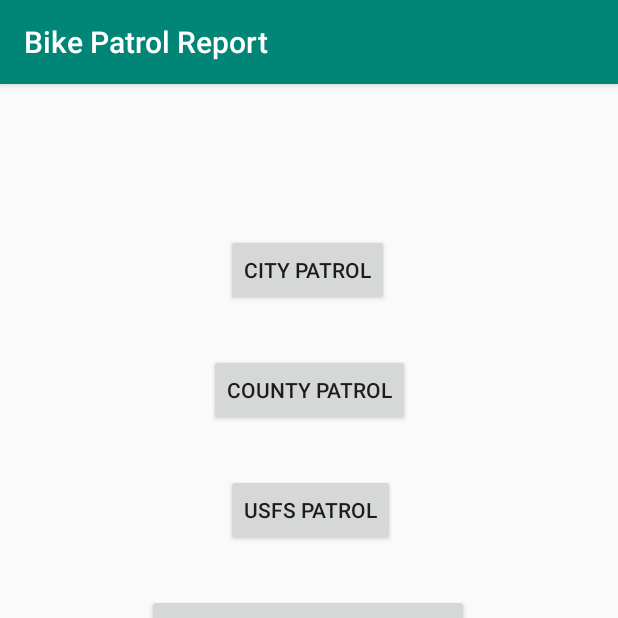
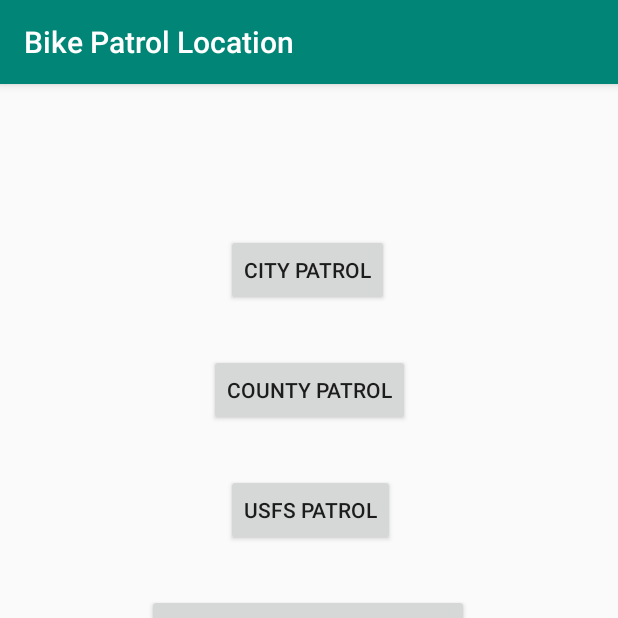
Before and after one commit to pauldshep/BikePatrolReport, an Android app: the PatrolLocationActivity screen opened directly, with no data from a screen before it, on a phone screen of 412 x 824 dp, the top half of it. Run offline under Robolectric (Android 15) with nearby library versions, the phone set to English and light mode, and no system bars.

Commit message:
Added PatrolLocationActivity

```diff
--- a/app/src/main/AndroidManifest.xml
+++ b/app/src/main/AndroidManifest.xml
@@ -9,7 +9,8 @@
             android:roundIcon="@mipmap/ic_launcher_round"
             android:supportsRtl="true"
             android:theme="@style/AppTheme">
-        <activity android:name=".PatrolLocationActivity"></activity>
+        <activity android:name=".TrailSelectionActivity"></activity>
+        <activity android:name=".PatrolLocationActivity" />
         <activity android:name=".MainActivity">
             <intent-filter>
                 <action android:name="android.intent.action.MAIN" />
--- a/app/src/main/java/com/sss/bikepatrolreport/PatrolCatagory.java
+++ b/app/src/main/java/com/sss/bikepatrolreport/PatrolCategory.java
@@ -1,6 +1,6 @@
 package com.sss.bikepatrolreport;
 
-public class PatrolCatagory
+public class PatrolCategory
 {
     String   mPatrolCatagory;
     String   mPatrolLocation;
@@ -9,10 +9,10 @@ public class PatrolCatagory
     /**
      * Constructor
      */
-    public PatrolCatagory(String patrolCatagory, String patrolLocation, String[] mtnBikeTrails)
+    public PatrolCategory(String patrolCatagory, String patrolLocation, String[] mtnBikeTrails)
     {
         mPatrolCatagory = patrolCatagory;
         mPatrolLocation = patrolLocation;
         mMtnBikeTrails  = mtnBikeTrails;
     }
-}   // end public class PatrolCatagory
+}   // end public class Patrol Category
--- a/app/src/main/java/com/sss/bikepatrolreport/PatrolLocationActivity.java
+++ b/app/src/main/java/com/sss/bikepatrolreport/PatrolLocationActivity.java
@@ -1,19 +1,25 @@
 package com.sss.bikepatrolreport;
 
+import android.content.Intent;
 import android.support.v7.app.ActionBar;
 import android.support.v7.app.AppCompatActivity;
 import android.os.Bundle;
 import android.util.Log;
+import android.view.View;
+import android.widget.Button;
+import android.widget.Toast;
+
+import static com.sss.bikepatrolreport.TrailSelectionActivity.*;
 
 public class PatrolLocationActivity extends AppCompatActivity
 {
     private final static String TAG = "PatrolLocationActivity";
-    // patrol catagories
+    // patrol categories
 
-    private PatrolCatagory mPatrolCatagoryCity;
-    private PatrolCatagory mPatrolCatagoryCounty;
-    private PatrolCatagory mPatrolCatagoryUSFS;
-    private PatrolCatagory mPatrolCatagoryValmont;
+    private PatrolCategory mPatrolCategoryCity;
+    private PatrolCategory mPatrolCategoryCounty;
+    private PatrolCategory mPatrolCategoryUSFS;
+    private PatrolCategory mPatrolCategoryValmont;
 
 
     /**
@@ -28,9 +34,52 @@ public class PatrolLocationActivity extends AppCompatActivity
 
         // configure the action bar and handle its messages
         ActionBar action_bar = getSupportActionBar();
-        action_bar.setTitle(R.string.action_bar_title);
+        action_bar.setTitle(R.string.action_bar_patrol_location);
 
         initializePatrolTrailData();
+
+        Button btn_city_patrol  = findViewById(R.id.btn_city_patrol);
+        btn_city_patrol.setOnClickListener(new View.OnClickListener()
+        {
+            @Override
+            public void onClick(View view)
+            {
+                handleCityPatrol();
+            }
+        });
+
+
+        Button btn_county_patrol  = findViewById(R.id.btn_county_patrol);
+        btn_county_patrol.setOnClickListener(new View.OnClickListener()
+        {
+            @Override
+            public void onClick(View view)
+            {
+                handleCountyPatrol();
+            }
+        });
+
+
+        Button btn_usfs_patrol  = findViewById(R.id.btn_usfs_patrol);
+        btn_usfs_patrol.setOnClickListener(new View.OnClickListener()
+        {
+            @Override
+            public void onClick(View view)
+            {
+                handleUSFSPatrol();
+            }
+        });
+
+
+        Button btn_valmont_patrol  = findViewById(R.id.btn_valmont_patrol);
+        btn_valmont_patrol.setOnClickListener(new View.OnClickListener()
+        {
+            @Override
+            public void onClick(View view)
+            {
+                handleValmontPatrol();
+            }
+        });
     }
 
 
@@ -89,7 +138,61 @@ public class PatrolLocationActivity extends AppCompatActivity
 
         // Valmont Bike Park Patrol
 
+    }   // end private void initializePatrolTrailData()
 
+
+    /**
+     * Handle user selection of City Patrol Button
+     */
+    private void handleCityPatrol()
+    {
+        Toast.makeText(this, "City Patrol Selected",
+                        Toast.LENGTH_SHORT).show();
+        TrailSelectionActivity(PATROL_TYPE_CITY);
+    }
+
+
+    /**
+     * Handle user selection of County Patrol Button
+     */
+    private void handleCountyPatrol()
+    {
+        Toast.makeText(this, "County Patrol Selected",
+                Toast.LENGTH_SHORT).show();
+        TrailSelectionActivity(PATROL_TYPE_COUNTY);
+    }
+
+
+    /**
+     * Handle user selection of USFS Patrol Button
+     */
+    private void handleUSFSPatrol()
+    {
+        Toast.makeText(this, "USFS Patrol Selected",
+                Toast.LENGTH_SHORT).show();
+        TrailSelectionActivity(PATROL_TYPE_USFS);
+    }
+
+
+    /**
+     * Handle user selection of Valmont Bike Park Patrol Button
+     */
+    private void handleValmontPatrol()
+    {
+        Toast.makeText(this, "Valmont Patrol Selected",
+                Toast.LENGTH_SHORT).show();
+        TrailSelectionActivity(PATROL_TYPE_VALMONT);
+    }
+
+
+    /**
+     * Transition to the trail system display activity
+     */
+    private void TrailSelectionActivity(int patrolType)
+    {
+        Intent intent = new Intent(this, TrailSelectionActivity.class);
+        intent.putExtra(EXTRA_PATROL_TYPE, patrolType);
+        startActivity(intent);
     }
 
 }   // end public class PatrolLocationActivity extends AppCompatActivity
--- a/app/src/main/java/com/sss/bikepatrolreport/PatrolTrails.java
+++ b/app/src/main/java/com/sss/bikepatrolreport/PatrolTrails.java
@@ -1,7 +1,7 @@
 package com.sss.bikepatrolreport;
 
 
-import java.util.Vector;
+import java.util.ArrayList;
 
 
 /**
@@ -9,8 +9,8 @@ import java.util.Vector;
  */
 public class PatrolTrails
 {
-    private String         mTrailArea;
-    private Vector<String> mTrails;
+    private String            mTrailArea;
+    private ArrayList<String> mTrails;
 
     /**
      * Constructor
@@ -18,7 +18,7 @@ public class PatrolTrails
     public PatrolTrails(String trailArea)
     {
         mTrailArea = trailArea;
-        mTrails    = new Vector<String>();
+        mTrails    = new ArrayList<String>();
     }
 
 
--- a/app/src/main/res/layout/activity_patrol_location.xml
+++ b/app/src/main/res/layout/activity_patrol_location.xml
@@ -11,7 +11,7 @@
             android:layout_width="wrap_content"
             android:layout_height="wrap_content"
             android:layout_marginTop="100dp"
-            android:text="City Patrol"
+            android:text="@string/patrol_location_city"
             app:layout_constraintEnd_toEndOf="parent"
             app:layout_constraintHorizontal_bias="0.496"
             app:layout_constraintStart_toStartOf="parent"
@@ -21,16 +21,16 @@
             android:layout_width="wrap_content"
             android:layout_height="wrap_content"
             android:layout_marginTop="32dp"
-            android:text="County Patrol"
+            android:text="@string/patrol_location_county"
             app:layout_constraintEnd_toEndOf="parent"
             app:layout_constraintStart_toStartOf="parent"
             app:layout_constraintTop_toBottomOf="@+id/btn_city_patrol" />
     <Button
-            android:id="@+id/btn_USFS_patrol"
+            android:id="@+id/btn_usfs_patrol"
             android:layout_width="wrap_content"
             android:layout_height="wrap_content"
             android:layout_marginTop="32dp"
-            android:text="USFS Patrol"
+            android:text="@string/patrol_location_usfs"
             app:layout_constraintEnd_toEndOf="parent"
             app:layout_constraintHorizontal_bias="0.503"
             app:layout_constraintStart_toStartOf="parent"
@@ -40,11 +40,11 @@
             android:layout_width="wrap_content"
             android:layout_height="wrap_content"
             android:layout_marginTop="32dp"
-            android:text="Valmont Bike Park Patrol"
+            android:text="@string/patrol_location_valmont"
             app:layout_constraintEnd_toEndOf="parent"
             app:layout_constraintHorizontal_bias="0.497"
             app:layout_constraintStart_toStartOf="parent"
-            app:layout_constraintTop_toBottomOf="@+id/btn_USFS_patrol" />
+            app:layout_constraintTop_toBottomOf="@+id/btn_usfs_patrol" />
 
 
 </android.support.constraint.ConstraintLayout>
--- a/app/src/main/res/values/strings.xml
+++ b/app/src/main/res/values/strings.xml
@@ -27,6 +27,13 @@
     <string name="action_bar_clear">Clear</string>
     <string name="action_bar_about">About</string>
 
+    <!-- Bike Patrol Location -->
+    <string name="action_bar_patrol_location">Bike Patrol Location</string>
+    <string name="patrol_location_city">City Patrol</string>
+    <string name="patrol_location_county">County Patrol</string>
+    <string name="patrol_location_usfs">USFS Patrol</string>
+    <string name="patrol_location_valmont">Valmont Bike Park Patrol</string>
+
     <string name="increment_char">+</string>
     <string name="decrement_char">-</string>
     <string name="zero">0</string>
```
Also changed, not shown: app/src/main/java/com/sss/bikepatrolreport/TrailSelectionActivity.java (added, +75 -0 lines), app/src/main/res/layout/activity_trail_selection.xml (added, +31 -0 lines).
